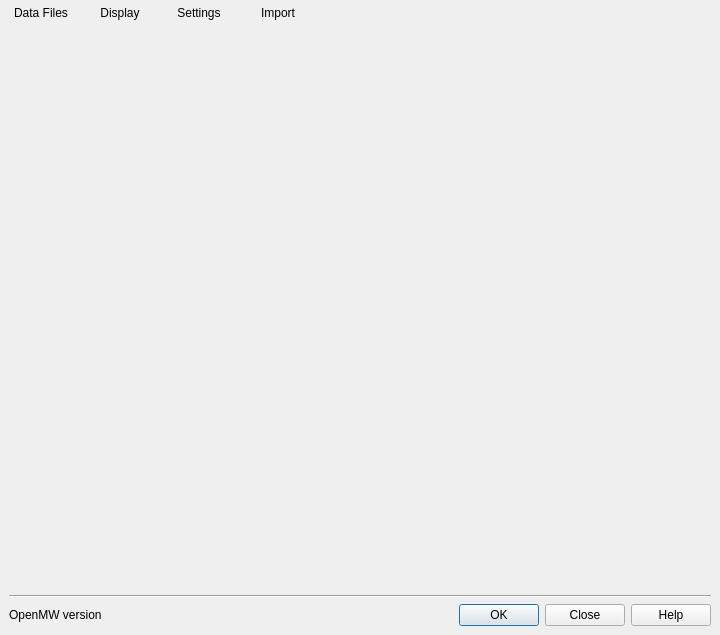
Before: the Qt Designer form apps/launcher/ui/mainwindow.ui in sunhawken/openmw, drawn with Qt 5.
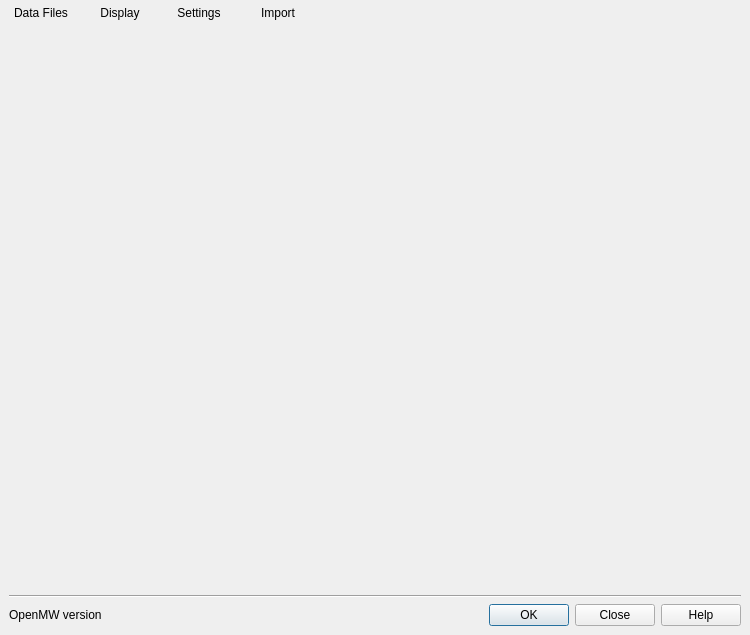
After: the same form once the commit is applied. Icons and pictures are not drawn.

Diff of the .ui file:
```diff
--- a/apps/launcher/ui/mainwindow.ui
+++ b/apps/launcher/ui/mainwindow.ui
@@ -6,13 +6,13 @@
    <rect>
     <x>0</x>
     <y>0</y>
-    <width>720</width>
+    <width>750</width>
     <height>635</height>
    </rect>
   </property>
   <property name="minimumSize">
    <size>
-    <width>720</width>
+    <width>750</width>
     <height>635</height>
    </size>
   </property>
```
Left out of the diff: 2 changed lines with no effect on the pictures.
